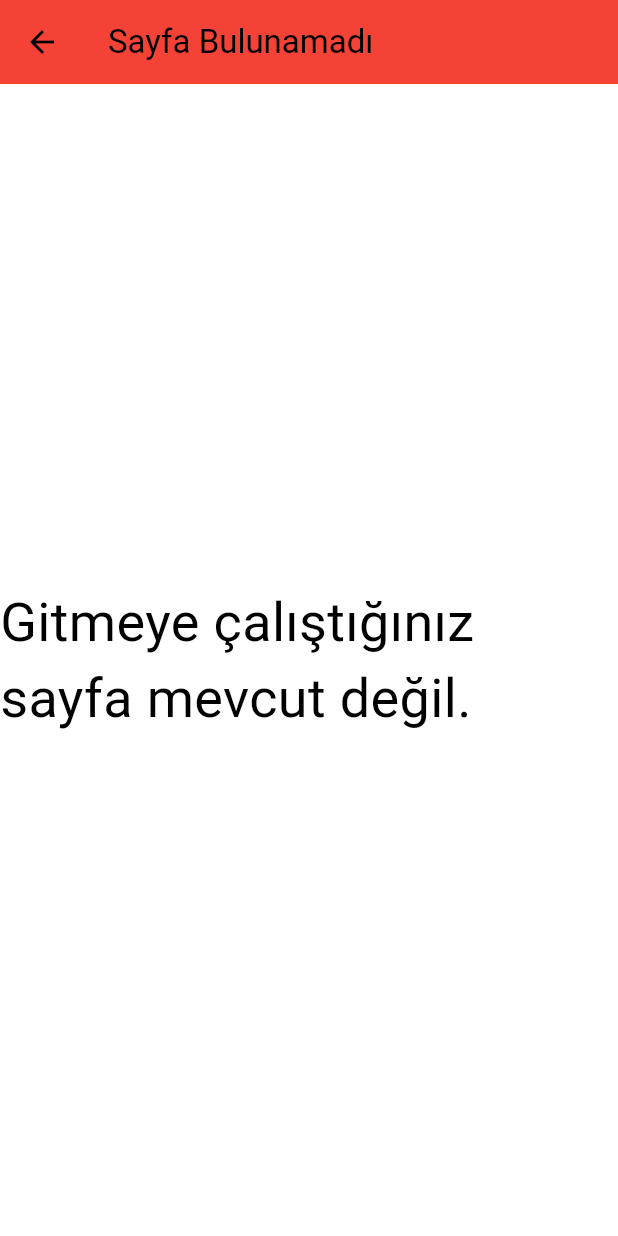
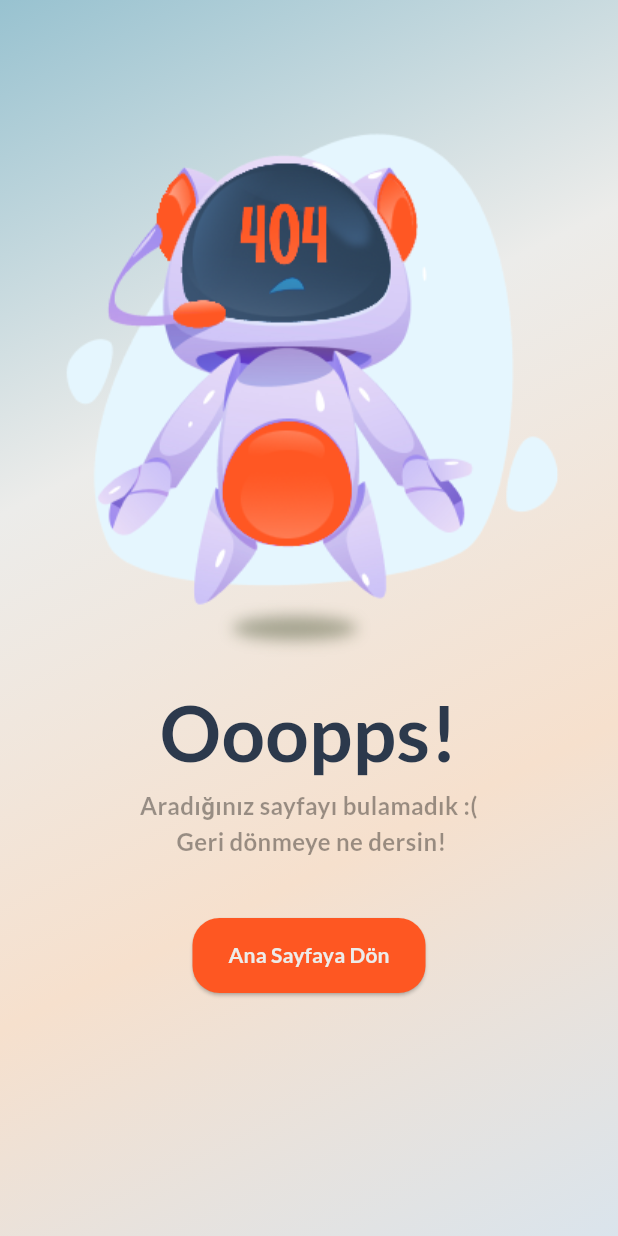
Before and after one commit to MrBigBearrTR/guide_up, a Flutter app: the ErrorPage screen opened directly, on a phone screen of 412 x 824 dp. Run offline on Flutter 3.47's test engine with Material 2 defaults, Android fonts, the phone set to English and light mode, and no system bars; our stand-ins replace carousel_slider, cloud_firestore, curved_navigation_bar, firebase_auth, firebase_core, flutter_secure_storage and 4 more; accounts and stored records are empty; network calls fail.

Commit message:
Edited 404 page

```diff
--- /dev/null
+++ b/lib/core/constant/color_constants.dart
@@ -0,0 +1,32 @@
+import 'package:flutter/material.dart';
+class ColorConstants {
+  static const Color itemWhite = Color(0xFFFFFFFF);
+  static const Color itemBlack = Color(0xFF000000);
+  static const Color appcolor1 = Color(0xFFD26409);
+  static const Color appcolor2 = Color(0xFF2C394C);
+  static const Color appcolor3 = Color(0xFF212832);
+  static const Color appcolor4 = Color(0xFFEDEDED);
+  static const Color danger = Color(0xFFFF4444);
+  static const Color dangerDark = Color(0xFFCC0000);
+  static const Color warning = Color(0xFFFFBB33);
+  static const Color warningDark = Color(0xFFFF8800);
+  static const Color success = Color(0xFF00C851);
+  static const Color successDark = Color(0xFF007E33);
+  static const Color info = Color(0xFF0E90EC);
+  static const Color infoDark = Color(0xFF0099CC);
+
+
+  static const Color theme1Dark = Color(0xFF2E393F);
+  static const Color theme1DarkBlue = Color(0xFF07617C);
+  static const Color theme1White = Color(0xFFECECEA);
+  static const Color theme1Mustard = Color(0xFFFAA828);
+
+  static const Color theme2Dark = Color(0xFF212832);
+  static const Color theme2DarkBlue = Color(0xFF2C4059);
+  static const Color theme2White = Color(0xFFEEEEEE);
+  static const Color theme2Orange = Color(0xFFFE5722);
+
+  static const Color theme1CloudBlue = Color(0xFF98C2D0);
+  static const Color theme1BrightCloudBlue = Color(0xFFDAE4EC);
+  static const Color theme1PowderSkin = Color(0xFFF6E0CD);
+}
--- a/lib/pages/login/companenets/mybutton.dart
+++ b/lib/pages/login/companenets/mybutton.dart
@@ -1,5 +1,5 @@
 import 'package:flutter/material.dart';
-import 'package:guide_up/core/constant/colors.dart';
+import 'package:guide_up/core/constant/color_constants.dart';
 
 
 class MyButton extends StatelessWidget {
@@ -17,14 +17,14 @@ class MyButton extends StatelessWidget {
       child: Container(
         padding: const EdgeInsets.all(10),
         margin: const  EdgeInsets.symmetric(horizontal: 25),
-        decoration: BoxDecoration(color: appcolor3,
+        decoration: BoxDecoration(color: ColorConstants.appcolor3,
             borderRadius: BorderRadius.circular(8)
         ),
         child: const Center(
           child: Text(
             "Giriş Yap ",
             style: TextStyle(
-                color: itemWhite,
+                color: ColorConstants.itemWhite,
                 fontSize: 20,
                 fontFamily: 'Lato',
                 fontWeight: FontWeight.bold
--- a/lib/pages/other/error_page.dart
+++ b/lib/pages/other/error_page.dart
@@ -1,19 +1,93 @@
 import 'package:flutter/material.dart';
+import 'package:google_fonts/google_fonts.dart';
+import 'package:guide_up/core/constant/color_constants.dart';
+import 'package:guide_up/core/constant/router_constants.dart';
 
-class ErrorPage extends StatelessWidget {
+class ErrorPage extends StatefulWidget {
   const ErrorPage({Key? key}) : super(key: key);
 
   @override
+  State<ErrorPage> createState() => _ErrorPageState();
+}
+
+class _ErrorPageState extends State<ErrorPage> {
+  @override
   Widget build(BuildContext context) {
     return Scaffold(
-      appBar: AppBar(
-        title: const Text('Sayfa Bulunamadı'),
-        backgroundColor: Colors.red,
-      ),
-      body: const Center(
-        child: Text(
-          "Gitmeye çalıştığınız sayfa mevcut değil.",
-          style: TextStyle(fontSize: 36),
+      body: Container(
+        height: MediaQuery.of(context).size.height,
+        decoration: const BoxDecoration(
+          gradient: LinearGradient(
+            colors: [
+              ColorConstants.theme1CloudBlue,
+              ColorConstants.theme1White,
+              ColorConstants.theme1PowderSkin,
+              ColorConstants.theme1BrightCloudBlue,
+            ],
+            begin: Alignment.topLeft,
+            end: Alignment.bottomRight,
+          ),
+        ),
+        child: Padding(
+          padding: const EdgeInsets.only(top: 40),
+          child: SingleChildScrollView(
+            child: Column(
+              children: [
+                Image.asset(
+                  'assets/img/404_error.png',
+                  fit: BoxFit.none,
+                  height: MediaQuery.of(context).size.height / 2,
+                  width: MediaQuery.of(context).size.width,
+                ),
+                Text(
+                  'Ooopps!',
+                  textAlign: TextAlign.center,
+                  style: GoogleFonts.lato(
+                      textStyle: const TextStyle(
+                    fontSize: 51,
+                    fontWeight: FontWeight.bold,
+                    color: ColorConstants.appcolor2,
+                  )),
+                ),
+                Text(
+                  'Aradığınız sayfayı bulamadık :(\n Geri dönmeye ne dersin!',
+                  textAlign: TextAlign.center,
+                  style: GoogleFonts.lato(
+                      textStyle: const TextStyle(
+                    fontSize: 16,
+                    fontWeight: FontWeight.bold,
+                    color: Colors.black38,
+                  )),
+                ),
+                Container(
+                  padding: const EdgeInsets.only(top: 40),
+                  alignment: Alignment.bottomCenter,
+                  child: SizedBox(
+                    height: 50,
+                    child: ElevatedButton(
+                        onPressed: () {
+                          Navigator.pushReplacementNamed(
+                              context, RouterConstants.homePage);
+                        },
+                        style: ButtonStyle(
+                            backgroundColor: MaterialStateProperty.all<Color>(
+                                ColorConstants.theme2Orange),
+                            shape: MaterialStateProperty.all<
+                                RoundedRectangleBorder>(RoundedRectangleBorder(
+                              borderRadius: BorderRadius.circular(18.0),
+                            ))),
+                        child: Text(
+                          "Ana Sayfaya Dön",
+                          style: GoogleFonts.lato(
+                              textStyle: const TextStyle(
+                                  color: ColorConstants.theme1White,
+                                  fontWeight: FontWeight.bold)),
+                        )),
+                  ),
+                ),
+              ],
+            ),
+          ),
         ),
       ),
     );
--- a/lib/pages/profile/profile_main.dart
+++ b/lib/pages/profile/profile_main.dart
@@ -1,5 +1,7 @@
 import 'package:flutter/cupertino.dart';
 import 'package:flutter/material.dart';
+import 'package:guide_up/core/constant/router_constants.dart';
+import 'package:guide_up/utils/user_helper.dart';
 import 'package:line_awesome_flutter/line_awesome_flutter.dart';
 
 class ProfileMain extends StatelessWidget {
@@ -106,6 +108,10 @@ class ProfileMain extends StatelessWidget {
             ),
 
             ListTile(
+              onTap: (){
+                UserHelper().signOut();
+                Navigator.pushReplacementNamed(context, RouterConstants.homePage);
+              },
                 leading: Container(
                   width:30, height: 40,
                   decoration: BoxDecoration(
--- a/lib/utils/route_generation.dart
+++ b/lib/utils/route_generation.dart
@@ -1,7 +1,7 @@
 import 'package:flutter/cupertino.dart';
 import 'package:flutter/foundation.dart';
 import 'package:flutter/material.dart';
-import 'package:guide_up/core/constant/RouterConstants.dart';
+import 'package:guide_up/core/constant/router_constants.dart';
 import 'package:guide_up/pages/login/auth_page.dart';
 import 'package:guide_up/pages/login/login_page.dart';
 import 'package:guide_up/pages/profile/profile_main.dart';
--- a/pubspec.yaml
+++ b/pubspec.yaml
@@ -44,6 +44,7 @@ dependencies:
   line_awesome_flutter: ^2.0.0
   smooth_page_indicator: ^1.1.0
   flutter_secure_storage: ^8.0.0
+  google_fonts: ^5.1.0
 dev_dependencies:
   flutter_test:
     sdk: flutter
```
Also changed, not shown: lib/core/constant/colors.dart (deleted, +0 -16 lines), lib/pages/home/home_screen_page.dart (+8 -8 lines), lib/pages/login/login_page.dart (+23 -23 lines), assets/img/404_error.png (added), lib/core/constant/router_constants.dart (renamed from lib/core/constant/RouterConstants.dart), pubspec.lock.
